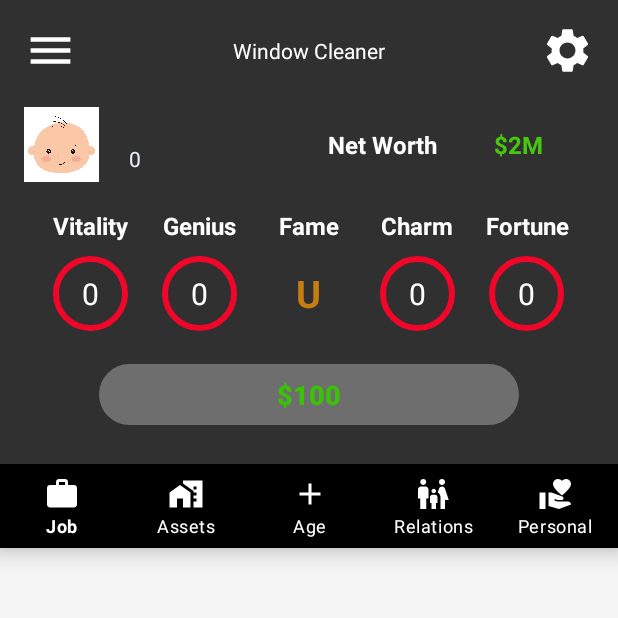
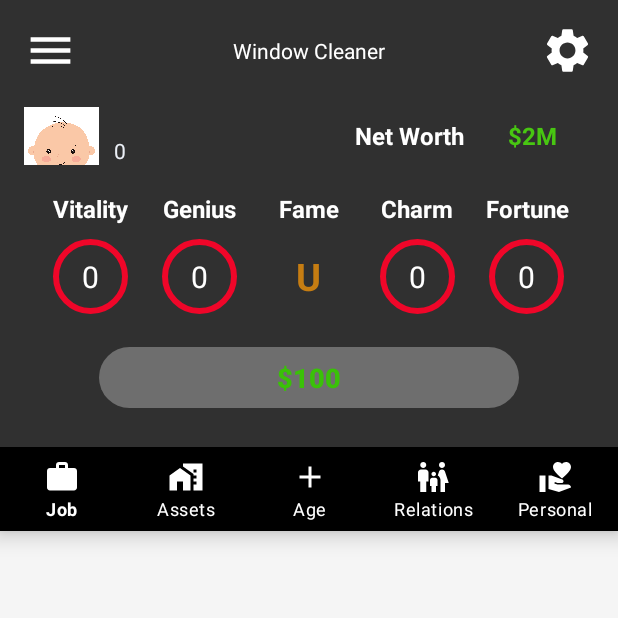
Before and after one commit to YusufYacoobali/LifeSim, an Android app: the screen it shows after launch (MainActivity), after a tap on "Full-time Job", on a phone screen of 412 x 824 dp, the top half of it. Run offline under Robolectric (Android 15) with nearby library versions, the phone set to English and light mode, and no system bars; our stand-ins replace data binding; libraries missing offline, so code that uses them is left out: com.github.javafaker; 51 statements that could not run were skipped.

```diff
--- a/app/src/main/java/com/example/lifesim4/MainActivity.kt
+++ b/app/src/main/java/com/example/lifesim4/MainActivity.kt
@@ -29,12 +29,13 @@ class MainActivity : AppCompatActivity()  {
         setContentView(binding.root)
         gameEngine = GameEngine.getInstance().apply { startGame() }
         player = gameEngine.getPlayer()
-
         startLife()
 
         //handle data when user comes back to main page
         val myContract = registerForActivityResult(ActivityResultContracts.StartActivityForResult()) { result ->
             if (result.resultCode == Activity.RESULT_OK) {
+
+                player = gameEngine.getPlayer() //if intent = new Life then use this line
                 changestatusUI()
                 printAllMessages()
             }
@@ -119,6 +120,10 @@ class MainActivity : AppCompatActivity()  {
         }
     }
 
+    private fun deleteAllEvents(){
+        binding.eventLayout.removeAllViews()
+    }
+
     //Update status bar
     private fun changestatusUI() {
         binding.ageText.text = player.age.toString()
@@ -137,5 +142,6 @@ class MainActivity : AppCompatActivity()  {
         binding.fortuneProgressBar.progress = player.fortune
 
         binding.moneyText.text = player.money.toString()
+        binding.playerName.text = player.name
     }
 }
--- a/app/src/main/res/layout/activity_main.xml
+++ b/app/src/main/res/layout/activity_main.xml
@@ -84,10 +84,11 @@
             </LinearLayout>
 
             <LinearLayout
-                android:layout_width="wrap_content"
-                android:layout_height="match_parent"
+                android:layout_width="0dp"
+                android:layout_height="wrap_content"
+                android:layout_weight="1"
                 android:orientation="vertical"
-                android:paddingStart="20dp">
+                android:paddingStart="10dp">
 
                 <TextView
                     android:id="@+id/playerName"
@@ -107,8 +108,9 @@
             </LinearLayout>
 
             <LinearLayout
-                android:layout_width="match_parent"
+                android:layout_width="0dp"
                 android:layout_height="match_parent"
+                android:layout_weight="1"
                 android:orientation="horizontal">
 
                 <TextView
@@ -127,7 +129,7 @@
                     android:id="@+id/netWorthText"
                     android:layout_width="0dp"
                     android:layout_height="match_parent"
-                    android:layout_weight="1"
+                    android:layout_weight="2"
                     android:gravity="center|center_horizontal"
                     android:text="$2M"
                     android:textColor="#48C612"
```
Also changed, not shown: app/src/main/java/com/example/lifesim4/ActivitiesActivity.kt (+11 -0 lines).
